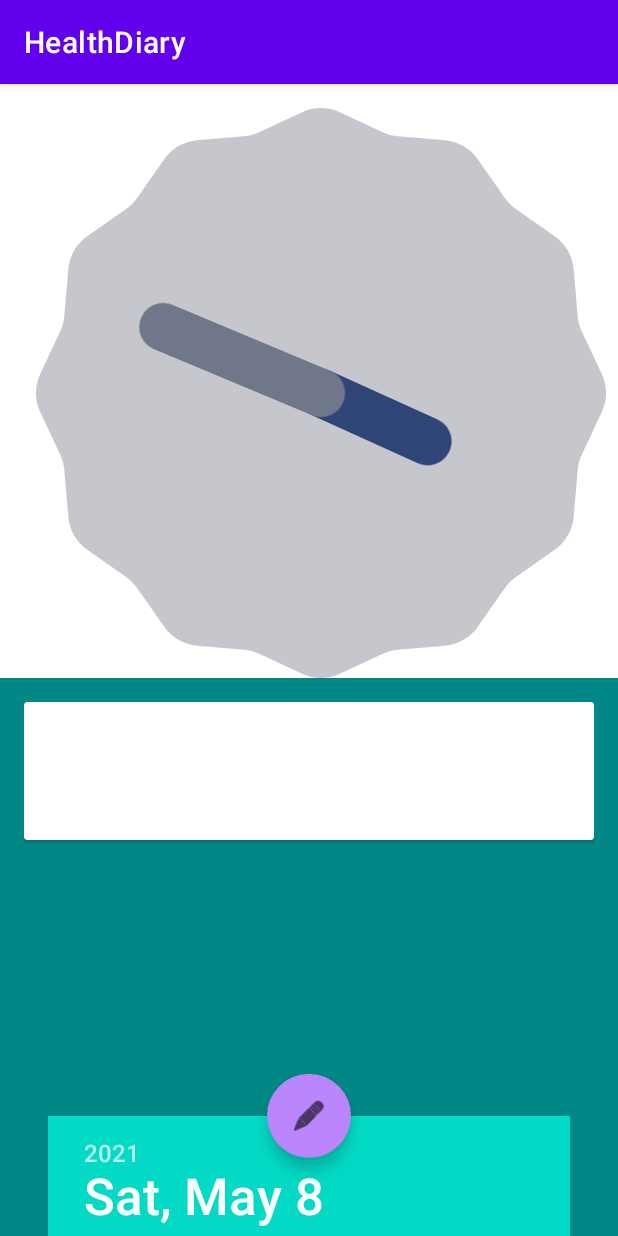
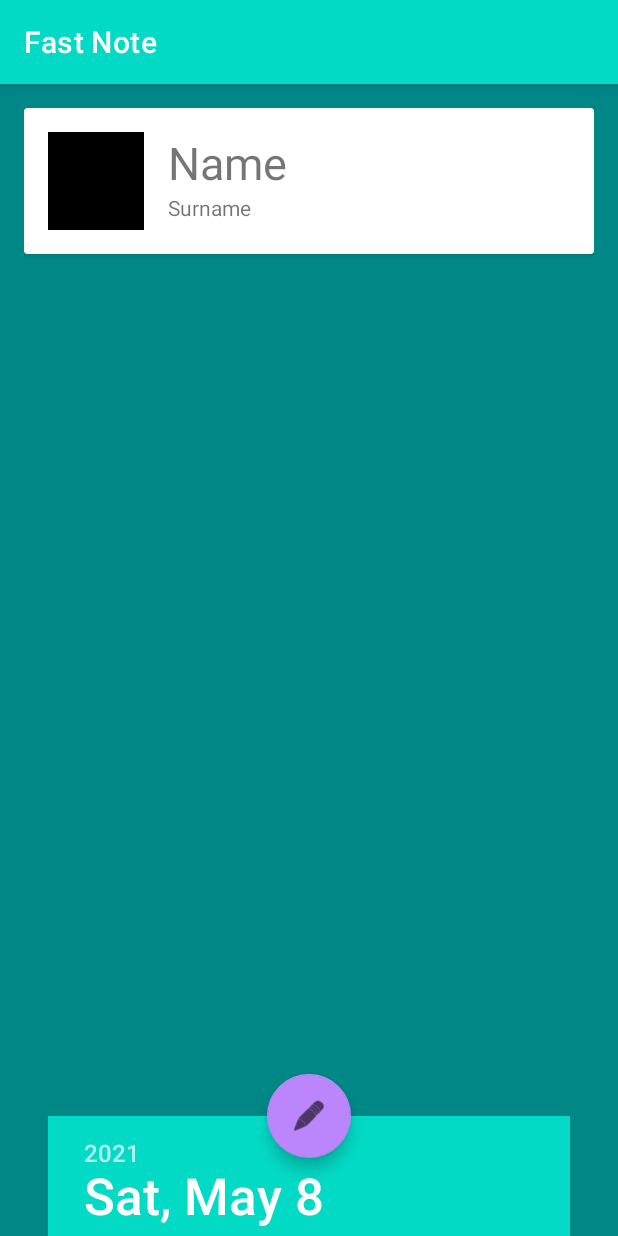
Before and after one commit to MadMakZa/HealthDiary, an Android app: the screen it shows after launch (MainActivity), on a phone screen of 412 x 824 dp. Run offline under Robolectric (Android 15) with nearby library versions, the phone set to English and light mode, and no system bars; our stand-ins replace data binding; libraries missing offline, so code that uses them is left out: android.view.

Commit message:
add cardview, change design

```diff
--- a/app/src/main/res/layout/activity_main.xml
+++ b/app/src/main/res/layout/activity_main.xml
@@ -17,74 +17,25 @@
         tools:context=".view.MainActivity"
         android:orientation="horizontal">
 
-        <AnalogClock
-            android:id="@+id/analogClock"
-            android:layout_width="wrap_content"
-            android:layout_height="wrap_content"
-            android:layout_marginStart="24dp"
-            android:layout_marginTop="16dp"
-            android:layout_marginEnd="129dp"
-            app:layout_constraintEnd_toEndOf="parent"
-            app:layout_constraintHorizontal_bias="0.0"
-            app:layout_constraintStart_toStartOf="parent"
-            app:layout_constraintTop_toTopOf="parent" />
 
-        <DigitalClock
-            android:id="@+id/digitalClock"
-            android:layout_width="wrap_content"
-            android:layout_height="wrap_content"
-            android:layout_marginStart="60dp"
-            android:layout_marginTop="72dp"
-            android:fontFamily="sans-serif-black"
-            android:textSize="28sp"
-            app:layout_constraintStart_toEndOf="@+id/analogClock"
-            app:layout_constraintTop_toTopOf="parent" />
-
-        <LinearLayout
+        <ScrollView
             android:layout_width="match_parent"
             android:layout_height="0dp"
-            android:padding="16dp"
             android:layout_marginBottom="80dp"
             android:background="@color/teal_700"
+            android:padding="16dp"
+            android:scrollbars="vertical"
             app:layout_constraintBottom_toBottomOf="@+id/id_bottomsheet"
             app:layout_constraintEnd_toEndOf="parent"
             app:layout_constraintStart_toStartOf="parent"
-            app:layout_constraintTop_toBottomOf="@+id/analogClock">
+            app:layout_constraintTop_toTopOf="parent">
 
-            <androidx.cardview.widget.CardView
-                android:layout_width="match_parent"
-                android:layout_height="wrap_content">
+            <include
+                android:id="@+id/cardview"
+                layout="@layout/cardview_fragment"
+                app:viewModel="@{viewModel}" />
 
-                <RelativeLayout
-                    android:layout_width="match_parent"
-                    android:layout_height="match_parent"
-                    android:padding="16dp">
-
-                    <ImageView
-                        android:id="@+id/person_photo"
-                        android:layout_width="wrap_content"
-                        android:layout_height="wrap_content"
-                        android:layout_alignParentLeft="true"
-                        android:layout_alignParentTop="true"
-                        android:layout_marginRight="16dp" />
-
-                    <TextView
-                        android:id="@+id/person_name"
-                        android:layout_width="wrap_content"
-                        android:layout_height="wrap_content"
-                        android:layout_alignParentTop="true"
-                        android:layout_toRightOf="@+id/person_photo"
-                        android:textSize="30sp" />
-
-                    <TextView
-                        android:id="@+id/person_age"
-                        android:layout_width="wrap_content"
-                        android:layout_height="wrap_content"
-                        android:layout_below="@+id/person_name"
-                        android:layout_toRightOf="@+id/person_photo" />
-                </RelativeLayout>
-            </androidx.cardview.widget.CardView>
-        </LinearLayout>
+        </ScrollView>
 
         <include
             android:id="@+id/id_bottomsheet"
--- /dev/null
+++ b/app/src/main/res/layout/cardview_fragment.xml
@@ -0,0 +1,47 @@
+<?xml version="1.0" encoding="utf-8"?>
+<layout xmlns:android="http://schemas.android.com/apk/res/android">
+
+    <data>
+        <variable
+            name="viewModel"
+            type="makza.afonsky.healthdiary.viewModel.MainViewModel" />
+    </data>
+
+    <androidx.cardview.widget.CardView
+        android:id="@+id/cardview"
+        android:layout_width="match_parent"
+        android:layout_height="wrap_content">
+
+        <RelativeLayout
+            android:layout_width="match_parent"
+            android:layout_height="match_parent"
+            android:padding="16dp">
+
+            <ImageView
+                android:id="@+id/person_photo"
+                android:layout_width="64dp"
+                android:layout_height="65dp"
+                android:background="@color/black"
+                android:layout_alignParentLeft="true"
+                android:layout_alignParentTop="true"
+                android:layout_marginRight="16dp" />
+
+            <TextView
+                android:id="@+id/person_name"
+                android:layout_width="wrap_content"
+                android:layout_height="wrap_content"
+                android:layout_alignParentTop="true"
+                android:layout_toRightOf="@+id/person_photo"
+                android:text="Name"
+                android:textSize="30sp" />
+
+            <TextView
+                android:id="@+id/person_age"
+                android:layout_width="wrap_content"
+                android:layout_height="wrap_content"
+                android:layout_below="@+id/person_name"
+                android:text="Surname"
+                android:layout_toRightOf="@+id/person_photo" />
+        </RelativeLayout>
+    </androidx.cardview.widget.CardView>
+</layout>
--- a/app/src/main/res/values/strings.xml
+++ b/app/src/main/res/values/strings.xml
@@ -1,7 +1,6 @@
 <resources>
-    <string name="app_name">HealthDiary</string>
+    <string name="app_name">Fast Note</string>
+
     <string name="title_activity_note">MainActivity</string>
-    <string name="title_home">Home</string>
-    <string name="title_dashboard">Dashboard</string>
-    <string name="title_notifications">Notifications</string>
+
 </resources>
--- a/app/src/main/res/values/themes.xml
+++ b/app/src/main/res/values/themes.xml
@@ -2,8 +2,8 @@
     <!-- Base application theme. -->
     <style name="Theme.HealthDiary" parent="Theme.MaterialComponents.DayNight.DarkActionBar">
         <!-- Primary brand color. -->
-        <item name="colorPrimary">@color/purple_500</item>
-        <item name="colorPrimaryVariant">@color/purple_700</item>
+        <item name="colorPrimary">@color/teal_200</item>
+        <item name="colorPrimaryVariant">@color/teal_700</item>
         <item name="colorOnPrimary">@color/white</item>
         <!-- Secondary brand color. -->
         <item name="colorSecondary">@color/teal_200</item>
```
